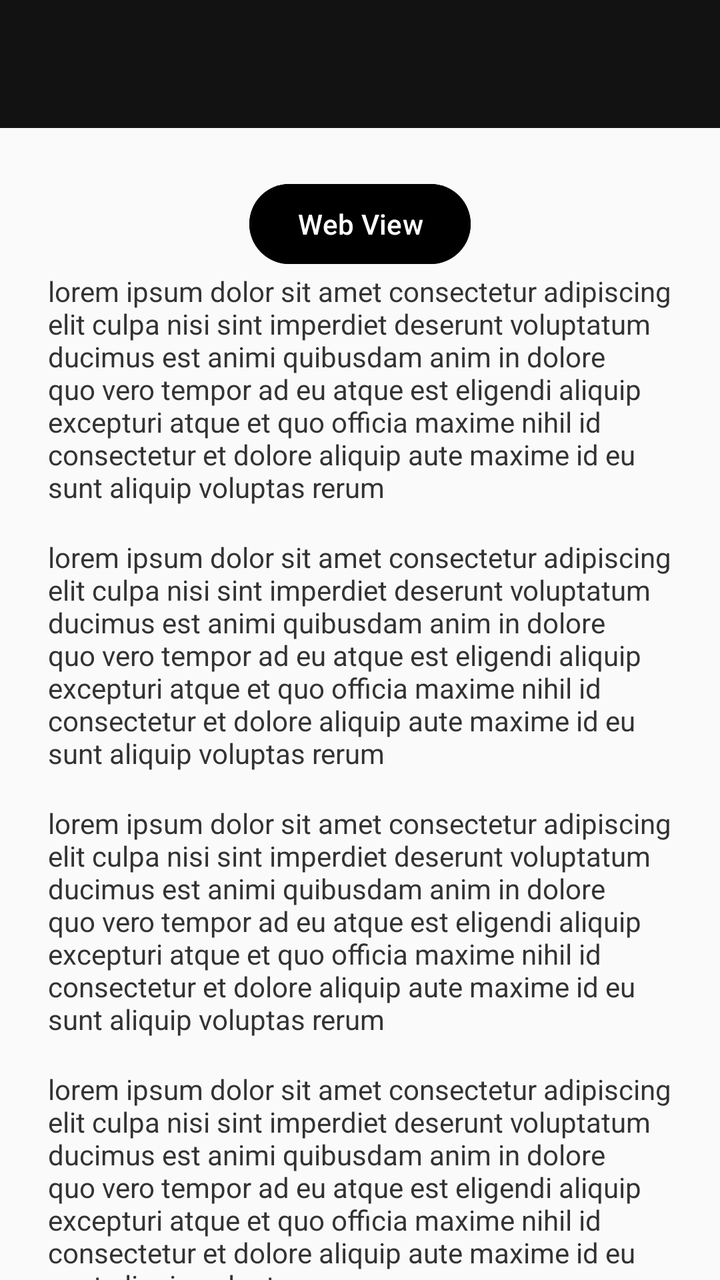
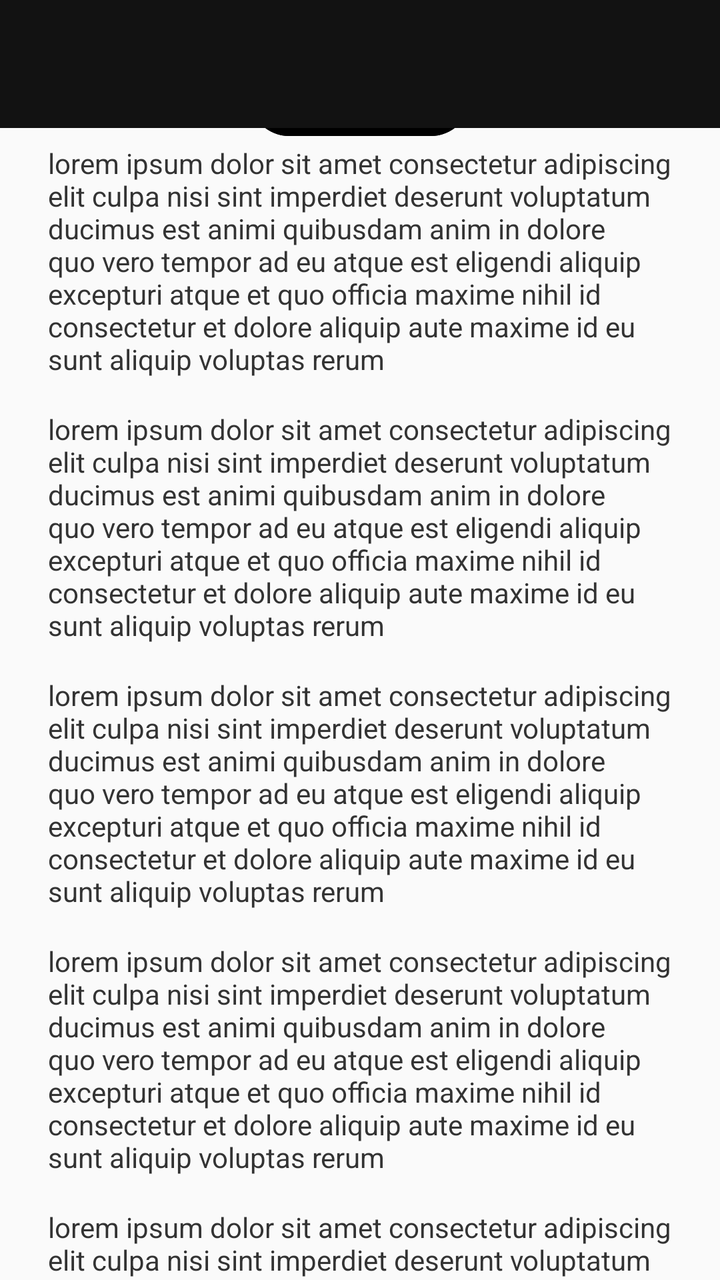

Screens rendered from an Android XML layout before and after an edit, with the pre-edit source and the edit as a unified diff.
<!-- AndroidManifest.xml: application theme Theme.Rafli_3TIA -->
<!-- res/layout/activity_lima.xml -->
<?xml version="1.0" encoding="utf-8"?>
<androidx.coordinatorlayout.widget.CoordinatorLayout xmlns:android="http://schemas.android.com/apk/res/android"
    xmlns:app="http://schemas.android.com/apk/res-auto"
    xmlns:tools="http://schemas.android.com/tools"
    android:id="@+id/main"
    android:layout_width="match_parent"
    android:layout_height="match_parent"
    android:background="#FAFAFA"
    tools:context=".Pertemuan_5.LimaActivity">

    <com.google.android.material.appbar.AppBarLayout
        android:id="@+id/appBar"
        android:layout_width="match_parent"
        android:layout_height="wrap_content"
        app:elevation="0dp">

        <androidx.appcompat.widget.Toolbar
            android:id="@+id/toolbar"
            android:layout_width="match_parent"
            android:layout_height="?attr/actionBarSize"
            android:background="#121212"
            app:subtitleTextColor="#B0B0B0"
            app:titleTextColor="@android:color/white"
            app:layout_scrollFlags="enterAlways" />

    </com.google.android.material.appbar.AppBarLayout>

    <androidx.core.widget.NestedScrollView
        android:layout_width="match_parent"
        android:layout_height="match_parent"
        android:clipToPadding="false"
        android:padding="24dp"
        app:layout_behavior="@string/appbar_scrolling_view_behavior">

        <LinearLayout
            android:layout_width="match_parent"
            android:layout_height="wrap_content"
            android:gravity="center_horizontal"
            android:orientation="vertical">

            <Button
                android:id="@+id/btnWebView"
                android:layout_width="wrap_content"
                android:layout_height="wrap_content"
                android:text="Web View"
                android:backgroundTint="@color/black"/>

            <TextView
                android:layout_width="match_parent"
                android:layout_height="wrap_content"
                android:layout_marginBottom="16dp"
                android:textColor="#333333"
                android:text="lorem ipsum dolor sit amet consectetur adipiscing elit culpa nisi sint imperdiet deserunt voluptatum ducimus est animi quibusdam anim in dolore quo vero tempor ad eu atque est eligendi aliquip excepturi atque et quo officia maxime nihil id consectetur et dolore aliquip aute maxime id eu sunt aliquip voluptas rerum" />

            <TextView
                android:layout_width="match_parent"
                android:layout_height="wrap_content"
                android:layout_marginBottom="16dp"
                android:textColor="#333333"
                android:text="lorem ipsum dolor sit amet consectetur adipiscing elit culpa nisi sint imperdiet deserunt voluptatum ducimus est animi quibusdam anim in dolore quo vero tempor ad eu atque est eligendi aliquip excepturi atque et quo officia maxime nihil id consectetur et dolore aliquip aute maxime id eu sunt aliquip voluptas rerum" />

            <TextView
                android:layout_width="match_parent"
                android:layout_height="wrap_content"
                android:layout_marginBottom="16dp"
                android:textColor="#333333"
                android:text="lorem ipsum dolor sit amet consectetur adipiscing elit culpa nisi sint imperdiet deserunt voluptatum ducimus est animi quibusdam anim in dolore quo vero tempor ad eu atque est eligendi aliquip excepturi atque et quo officia maxime nihil id consectetur et dolore aliquip aute maxime id eu sunt aliquip voluptas rerum" />

            <TextView
                android:layout_width="match_parent"
                android:layout_height="wrap_content"
                android:layout_marginBottom="16dp"
                android:textColor="#333333"
                android:text="lorem ipsum dolor sit amet consectetur adipiscing elit culpa nisi sint imperdiet deserunt voluptatum ducimus est animi quibusdam anim in dolore quo vero tempor ad eu atque est eligendi aliquip excepturi atque et quo officia maxime nihil id consectetur et dolore aliquip aute maxime id eu sunt aliquip voluptas rerum" />

            <TextView
                android:layout_width="match_parent"
                android:layout_height="wrap_content"
                android:layout_marginBottom="16dp"
                android:textColor="#333333"
                android:text="lorem ipsum dolor sit amet consectetur adipiscing elit culpa nisi sint imperdiet deserunt voluptatum ducimus est animi quibusdam anim in dolore quo vero tempor ad eu atque est eligendi aliquip excepturi atque et quo officia maxime nihil id consectetur et dolore aliquip aute maxime id eu sunt aliquip voluptas rerum" />

            <TextView
                android:layout_width="match_parent"
                android:layout_height="wrap_content"
                android:layout_marginBottom="16dp"
                android:textColor="#333333"
                android:text="lorem ipsum dolor sit amet consectetur adipiscing elit culpa nisi sint imperdiet deserunt voluptatum ducimus est animi quibusdam anim in dolore quo vero tempor ad eu atque est eligendi aliquip excepturi atque et quo officia maxime nihil id consectetur et dolore aliquip aute maxime id eu sunt aliquip voluptas rerum" />

            <TextView
                android:layout_width="match_parent"
                android:layout_height="wrap_content"
                android:layout_marginBottom="16dp"
                android:textColor="#333333"
                android:text="lorem ipsum dolor sit amet consectetur adipiscing elit culpa nisi sint imperdiet deserunt voluptatum ducimus est animi quibusdam anim in dolore quo vero tempor ad eu atque est eligendi aliquip excepturi atque et quo officia maxime nihil id consectetur et dolore aliquip aute maxime id eu sunt aliquip voluptas rerum" />

            <TextView
                android:layout_width="match_parent"
                android:layout_height="wrap_content"
                android:layout_marginBottom="16dp"
                android:textColor="#333333"
                android:text="lorem ipsum dolor sit amet consectetur adipiscing elit culpa nisi sint imperdiet deserunt voluptatum ducimus est animi quibusdam anim in dolore quo vero tempor ad eu atque est eligendi aliquip excepturi atque et quo officia maxime nihil id consectetur et dolore aliquip aute maxime id eu sunt aliquip voluptas rerum" />

            <TextView
                android:layout_width="match_parent"
                android:layout_height="wrap_content"
                android:layout_marginBottom="16dp"
                android:textColor="#333333"
                android:text="lorem ipsum dolor sit amet consectetur adipiscing elit culpa nisi sint imperdiet deserunt voluptatum ducimus est animi quibusdam anim in dolore quo vero tempor ad eu atque est eligendi aliquip excepturi atque et quo officia maxime nihil id consectetur et dolore aliquip aute maxime id eu sunt aliquip voluptas rerum" />

            <TextView
                android:layout_width="match_parent"
                android:layout_height="wrap_content"
                android:layout_marginBottom="16dp"
                android:textColor="#333333"
                android:text="lorem ipsum dolor sit amet consectetur adipiscing elit culpa nisi sint imperdiet deserunt voluptatum ducimus est animi quibusdam anim in dolore quo vero tempor ad eu atque est eligendi aliquip excepturi atque et quo officia maxime nihil id consectetur et dolore aliquip aute maxime id eu sunt aliquip voluptas rerum" />

            <TextView
                android:layout_width="match_parent"
                android:layout_height="wrap_content"
                android:layout_marginBottom="16dp"
                android:textColor="#333333"
                android:text="lorem ipsum dolor sit amet consectetur adipiscing elit culpa nisi sint imperdiet deserunt voluptatum ducimus est animi quibusdam anim in dolore quo vero tempor ad eu atque est eligendi aliquip excepturi atque et quo officia maxime nihil id consectetur et dolore aliquip aute maxime id eu sunt aliquip voluptas rerum" />

            <TextView
                android:layout_width="match_parent"
                android:layout_height="wrap_content"
                android:layout_marginBottom="16dp"
                android:textColor="#333333"
                android:text="lorem ipsum dolor sit amet consectetur adipiscing elit culpa nisi sint imperdiet deserunt voluptatum ducimus est animi quibusdam anim in dolore quo vero tempor ad eu atque est eligendi aliquip excepturi atque et quo officia maxime nihil id consectetur et dolore aliquip aute maxime id eu sunt aliquip voluptas rerum" />

            <TextView
                android:layout_width="match_parent"
                android:layout_height="wrap_content"
                android:layout_marginBottom="16dp"
                android:textColor="#333333"
                android:text="lorem ipsum dolor sit amet consectetur adipiscing elit culpa nisi sint imperdiet deserunt voluptatum ducimus est animi quibusdam anim in dolore quo vero tempor ad eu atque est eligendi aliquip excepturi atque et quo officia maxime nihil id consectetur et dolore aliquip aute maxime id eu sunt aliquip voluptas rerum" />

            <TextView
                android:layout_width="match_parent"
                android:layout_height="wrap_content"
                android:layout_marginBottom="16dp"
                android:textColor="#333333"
                android:text="lorem ipsum dolor sit amet consectetur adipiscing elit culpa nisi sint imperdiet deserunt voluptatum ducimus est animi quibusdam anim in dolore quo vero tempor ad eu atque est eligendi aliquip excepturi atque et quo officia maxime nihil id consectetur et dolore aliquip aute maxime id eu sunt aliquip voluptas rerum" />

            <TextView
                android:layout_width="match_parent"
                android:layout_height="wrap_content"
                android:layout_marginBottom="16dp"
                android:textColor="#333333"
                android:text="lorem ipsum dolor sit amet consectetur adipiscing elit culpa nisi sint imperdiet deserunt voluptatum ducimus est animi quibusdam anim in dolore quo vero tempor ad eu atque est eligendi aliquip excepturi atque et quo officia maxime nihil id consectetur et dolore aliquip aute maxime id eu sunt aliquip voluptas rerum" />

            <TextView
                android:layout_width="match_parent"
                android:layout_height="wrap_content"
                android:layout_marginBottom="16dp"
                android:textColor="#333333"
                android:text="lorem ipsum dolor sit amet consectetur adipiscing elit culpa nisi sint imperdiet deserunt voluptatum ducimus est animi quibusdam anim in dolore quo vero tempor ad eu atque est eligendi aliquip excepturi atque et quo officia maxime nihil id consectetur et dolore aliquip aute maxime id eu sunt aliquip voluptas rerum" />

            <TextView
                android:layout_width="match_parent"
                android:layout_height="wrap_content"
                android:layout_marginBottom="16dp"
                android:textColor="#333333"
                android:text="lorem ipsum dolor sit amet consectetur adipiscing elit culpa nisi sint imperdiet deserunt voluptatum ducimus est animi quibusdam anim in dolore quo vero tempor ad eu atque est eligendi aliquip excepturi atque et quo officia maxime nihil id consectetur et dolore aliquip aute maxime id eu sunt aliquip voluptas rerum" />

            <TextView
                android:layout_width="match_parent"
                android:layout_height="wrap_content"
                android:layout_marginBottom="16dp"
                android:textColor="#333333"
                android:text="lorem ipsum dolor sit amet consectetur adipiscing elit culpa nisi sint imperdiet deserunt voluptatum ducimus est animi quibusdam anim in dolore quo vero tempor ad eu atque est eligendi aliquip excepturi atque et quo officia maxime nihil id` consectetur et dolore aliquip aute maxime id eu sunt aliquip voluptas rerum" />

            <TextView
                android:layout_width="match_parent"
                android:layout_height="wrap_content"
                android:layout_marginBottom="16dp"
                android:textColor="#333333"
                android:text="lorem ipsum dolor sit amet consectetur adipiscing elit culpa nisi sint imperdiet deserunt voluptatum ducimus est animi quibusdam anim in dolore quo vero tempor ad eu atque est eligendi aliquip excepturi atque et quo officia maxime nihil id consectetur et dolore aliquip aute maxime id eu sunt aliquip voluptas rerum" />

            <TextView
                android:layout_width="match_parent"
                android:layout_height="wrap_content"
                android:layout_marginBottom="16dp"
                android:textColor="#333333"
                android:text="lorem ipsum dolor sit amet consectetur adipiscing elit culpa nisi sint imperdiet deserunt voluptatum ducimus est animi quibusdam anim in dolore quo vero tempor ad eu atque est eligendi aliquip excepturi atque et quo officia maxime nihil id consectetur et dolore aliquip aute maxime id eu sunt aliquip voluptas rerum" />

            <TextView
                android:layout_width="match_parent"
                android:layout_height="wrap_content"
                android:layout_marginBottom="16dp"
                android:textColor="#333333"
                android:text="lorem ipsum dolor sit amet consectetur adipiscing elit culpa nisi sint imperdiet deserunt voluptatum dudcimus est animi quibusdam anim in dolore quo vero tempor ad eu atque est eligendi aliquip excepturi atque et quo officia maxime nihil id consectetur et dolore aliquip aute maxime id eu sunt aliquip voluptas rerum" />

            <TextView
                android:layout_width="match_parent"
                android:layout_height="wrap_content"
                android:textColor="#333333"
                android:text="lorem ipsum dolor sit amet consectetur adipiscing elit culpa nisi sint imperdiet deserunt voluptatum ducimus est animi quibusdam anim in dolore quo vero tempor ad eu atque est eligendi aliquip excepturi atque et quo officia maxime nihil id consectetur et dolore aliquip aute maxime id eu sunt aliquip voluptas rerum" />

        </LinearLayout>
    </androidx.core.widget.NestedScrollView>

</androidx.coordinatorlayout.widget.CoordinatorLayout>
<!-- resources referenced by this layout -->
<resources>
  <color name="black">#FF000000</color>
  <style name="Theme.Rafli_3TIA" parent="Base.Theme.Rafli_3TIA" />
  <style name="Base.Theme.Rafli_3TIA" parent="Theme.Material3.DayNight.NoActionBar">
          
          
      </style>
</resources>

<!-- the commit's change to res/layout/activity_lima.xml (unified diff, before → after) -->
@@ -14,15 +14,6 @@
         android:layout_height="wrap_content"
         app:elevation="0dp">
 
-        <androidx.appcompat.widget.Toolbar
-            android:id="@+id/toolbar"
-            android:layout_width="match_parent"
-            android:layout_height="?attr/actionBarSize"
-            android:background="#121212"
-            app:subtitleTextColor="#B0B0B0"
-            app:titleTextColor="@android:color/white"
-            app:layout_scrollFlags="enterAlways" />
-
     </com.google.android.material.appbar.AppBarLayout>
 
     <androidx.core.widget.NestedScrollView
@@ -201,4 +192,15 @@
         </LinearLayout>
     </androidx.core.widget.NestedScrollView>
 
+    <androidx.appcompat.widget.Toolbar
+        android:id="@+id/toolbar"
+        android:layout_width="match_parent"
+        android:layout_height="?attr/actionBarSize"
+        android:background="#121212"
+        app:layout_anchor="@+id/appBar"
+        app:layout_anchorGravity="center"
+        app:layout_scrollFlags="enterAlways"
+        app:subtitleTextColor="#B0B0B0"
+        app:titleTextColor="@android:color/white" />
+
 </androidx.coordinatorlayout.widget.CoordinatorLayout>
